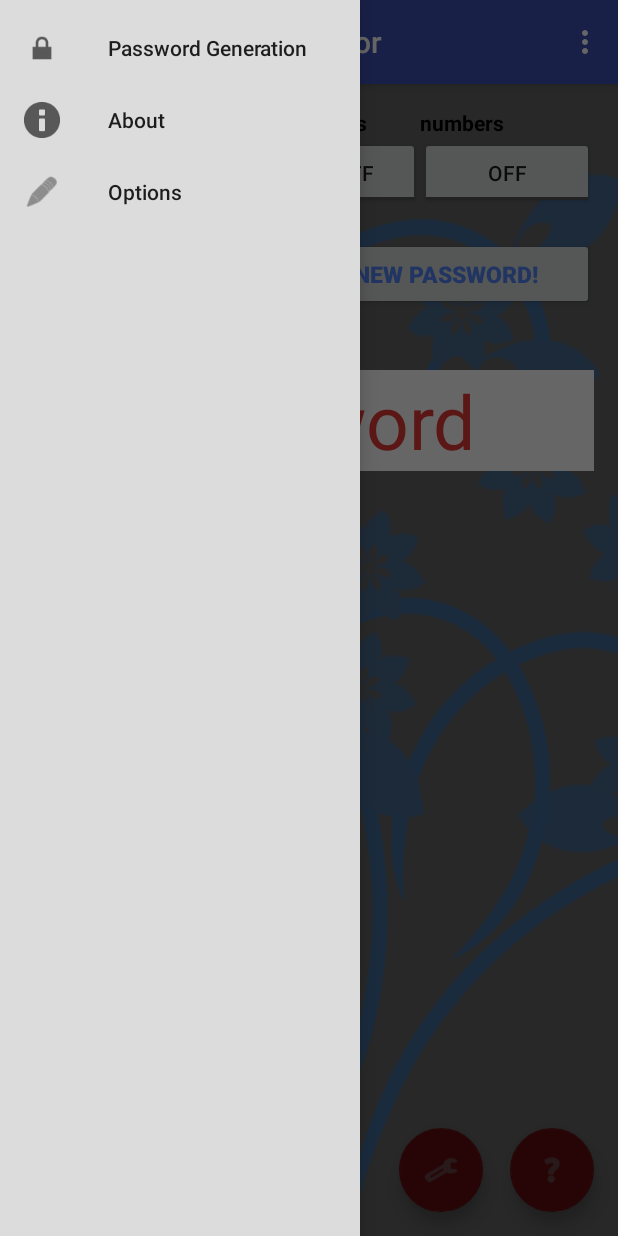
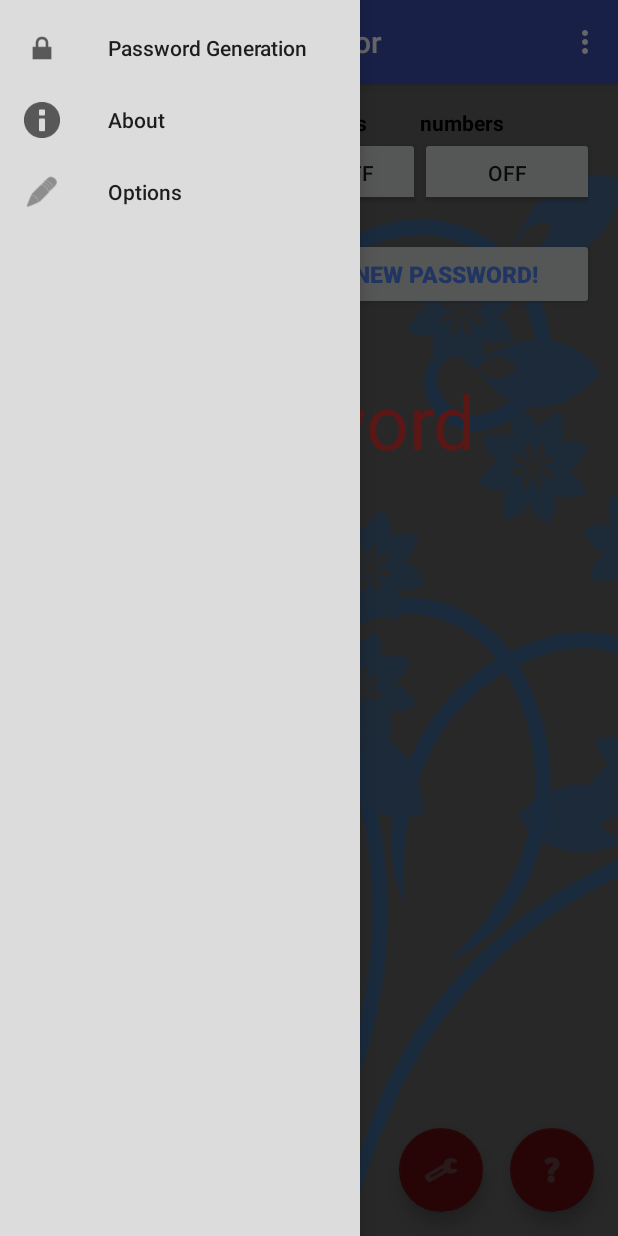
Before and after one commit to ZenOokami/Android-PasswordGenerator, an Android app: the screen it shows after launch (PasswordGeneratorActivity), with the side drawer open, on a phone screen of 412 x 824 dp. Run offline under Robolectric (Android 15) with nearby library versions, the phone set to English and light mode, and no system bars.

Commit message:
Prep to pull to dev for future work.

```diff
--- a/PasswordGenerator/app/src/main/res/layout/content_password_generator.xml
+++ b/PasswordGenerator/app/src/main/res/layout/content_password_generator.xml
@@ -189,8 +189,6 @@
         android:layout_alignParentStart="true"
         android:layout_alignRight="@+id/numbers_toggleButton"
         android:layout_alignEnd="@+id/numbers_toggleButton"
-        android:backgroundTint="#ffffff"
-        android:background="#ffffff"
         android:autoText="true" />
 
     <FrameLayout
```
